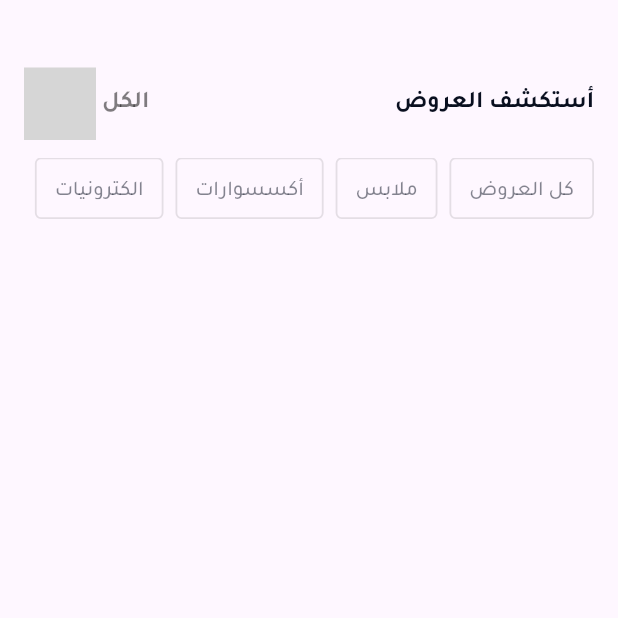
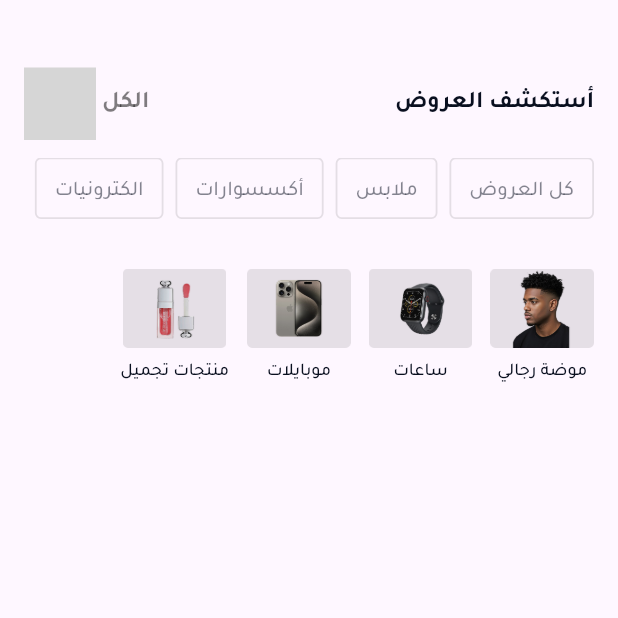
Before and after one commit to AmrReda92/commercial_app, a Flutter app: the screen it shows after launch, on a phone screen of 412 x 824 dp, the top half of it. Run offline on Flutter 3.47's test engine with Material 3 defaults, Android fonts, the phone set to English and light mode, and no system bars; our stand-ins replace flutter_svg; grey boxes are pictures that could not be loaded.

Commit message:
finish category list view

```diff
--- a/lib/core/app_images.dart
+++ b/lib/core/app_images.dart
@@ -1,3 +1,4 @@
 class AppImages{
   static const String arrow = "assets/icons/arrow_back.svg";
+
 }
--- a/lib/core/app_style.dart
+++ b/lib/core/app_style.dart
@@ -24,6 +24,14 @@ class AppStyle{
 
 
   );
+  static TextStyle primaryFont14Category = TextStyle(
+    fontSize: 12,
+    fontWeight: FontWeight.w500,
+    color: Color(0xff090F1F)
+
+
+
+  );
   static TextStyle fontGridVert14 = TextStyle(
     fontSize: 14,
     fontWeight: FontWeight.w500,
--- /dev/null
+++ b/lib/features/home/data/models/category_model.dart
@@ -0,0 +1,24 @@
+class CategoryModel{
+  String image ;
+  String category;
+  CategoryModel({required this.image,required this.category});
+}
+
+List<CategoryModel> item = [
+  CategoryModel(
+      image:"assets/images/fashion.png",
+      category: "موضة رجالي"
+  ),
+  CategoryModel(
+      image:"assets/images/watches.png",
+      category: "ساعات"
+  ),
+  CategoryModel(
+      image:"assets/images/mobiles.png",
+      category: "موبايلات"
+  ),
+  CategoryModel(
+      image:"assets/images/cosmo.png",
+      category: "منتجات تجميل"
+  ),
+];
--- a/lib/features/home/presentation/ui/home_screen.dart
+++ b/lib/features/home/presentation/ui/home_screen.dart
@@ -1,8 +1,10 @@
 import 'package:commercial_app/core/app_images.dart';
 import 'package:commercial_app/core/app_style.dart';
-import 'package:commercial_app/features/home/presentation/widgets/list_horizental.dart';
+import 'package:commercial_app/features/home/presentation/widgets/list_horizental_text.dart';
 import 'package:flutter/material.dart';
 import 'package:flutter_svg/flutter_svg.dart';
+
+import '../widgets/list_horizental_categories.dart';
 
 class HomeScreen extends StatelessWidget {
   const HomeScreen({super.key});
@@ -25,8 +27,10 @@ class HomeScreen extends StatelessWidget {
                 ],
               ),
               SizedBox(height: 12,),
-              ListHorizental(),
-              SizedBox()
+              ListHorizentalText(),
+              SizedBox(height: 33,),
+              ListHorizentalCategories(),
+
             ],
           ),
         ),
--- /dev/null
+++ b/lib/features/home/presentation/widgets/custom_category_horizontal.dart
@@ -0,0 +1,30 @@
+import 'package:commercial_app/features/home/data/models/category_model.dart';
+import 'package:flutter/material.dart';
+
+import '../../../../core/app_style.dart';
+
+class CustomCategoryHorizontal extends StatelessWidget {
+  final CategoryModel categoryModel;
+  const CustomCategoryHorizontal({super.key, required this.categoryModel});
+
+  @override
+  Widget build(BuildContext context) {
+    return Padding(
+        padding: const EdgeInsets.only(left: 12.0),
+        child: Column(
+          children: [
+            Expanded(
+              child: Container(
+                decoration: BoxDecoration(
+                  borderRadius: BorderRadius.circular(4),
+                ),child: Image.asset(categoryModel.image),
+              ),
+            ),
+            SizedBox(height: 8,),
+            Text( categoryModel.category,style: AppStyle.primaryFont14Category,)
+          ],
+
+        )
+    );
+  }
+}
--- /dev/null
+++ b/lib/features/home/presentation/widgets/list_horizental_categories.dart
@@ -0,0 +1,23 @@
+import 'package:commercial_app/features/home/data/models/category_model.dart';
+import 'package:commercial_app/features/home/presentation/widgets/custom_category_horizontal.dart';
+import 'package:flutter/material.dart';
+
+class ListHorizentalCategories extends StatelessWidget {
+  const ListHorizentalCategories({super.key});
+
+
+  @override
+  Widget build(BuildContext context) {
+    return SizedBox(
+      height: 78,
+      child: ListView.builder(
+          scrollDirection: Axis.horizontal,
+          itemCount: item.length,
+          itemBuilder: (context,index){
+            final CategoryModel cat = item[index];
+            return CustomCategoryHorizontal(categoryModel: cat);
+          }
+      ),
+    );
+  }
+}
--- a/lib/features/home/presentation/widgets/list_horizental.dart
+++ b/lib/features/home/presentation/widgets/list_horizental_text.dart
@@ -2,8 +2,8 @@ import 'package:commercial_app/features/home/presentation/widgets/custom_contain
 import 'package:flutter/material.dart';
 
 
-class ListHorizental extends StatelessWidget {
-  const ListHorizental({super.key});
+class ListHorizentalText extends StatelessWidget {
+  const ListHorizentalText({super.key});
 
   static const List<String> items =[
     "كل العروض",
@@ -18,7 +18,7 @@ class ListHorizental extends StatelessWidget {
       height: 41,
       child: ListView.builder(
           scrollDirection: Axis.horizontal,
-          itemCount: 6,
+          itemCount:items.length,
           itemBuilder: (context,index){
             return Padding(
               padding: const EdgeInsets.only(left: 8.0),
```
